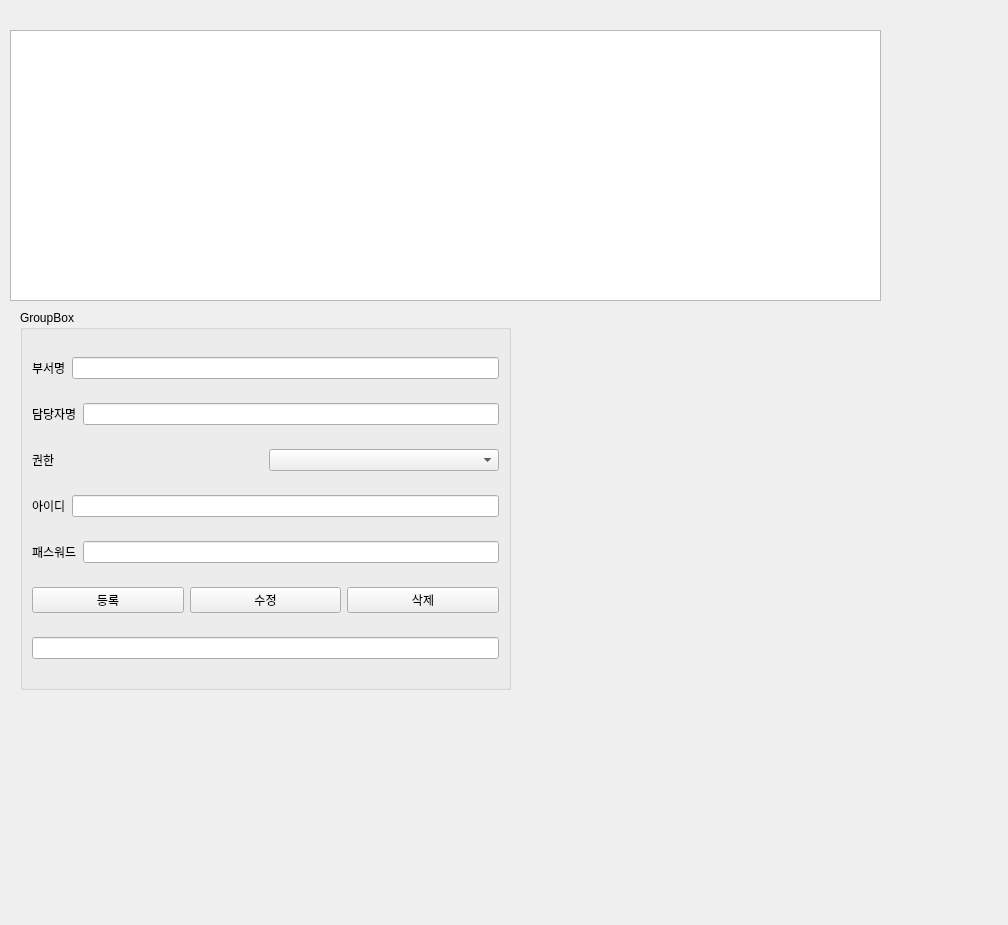
Old version of the form client/main/dept.ui in the repository sharpscar/ok_corp.
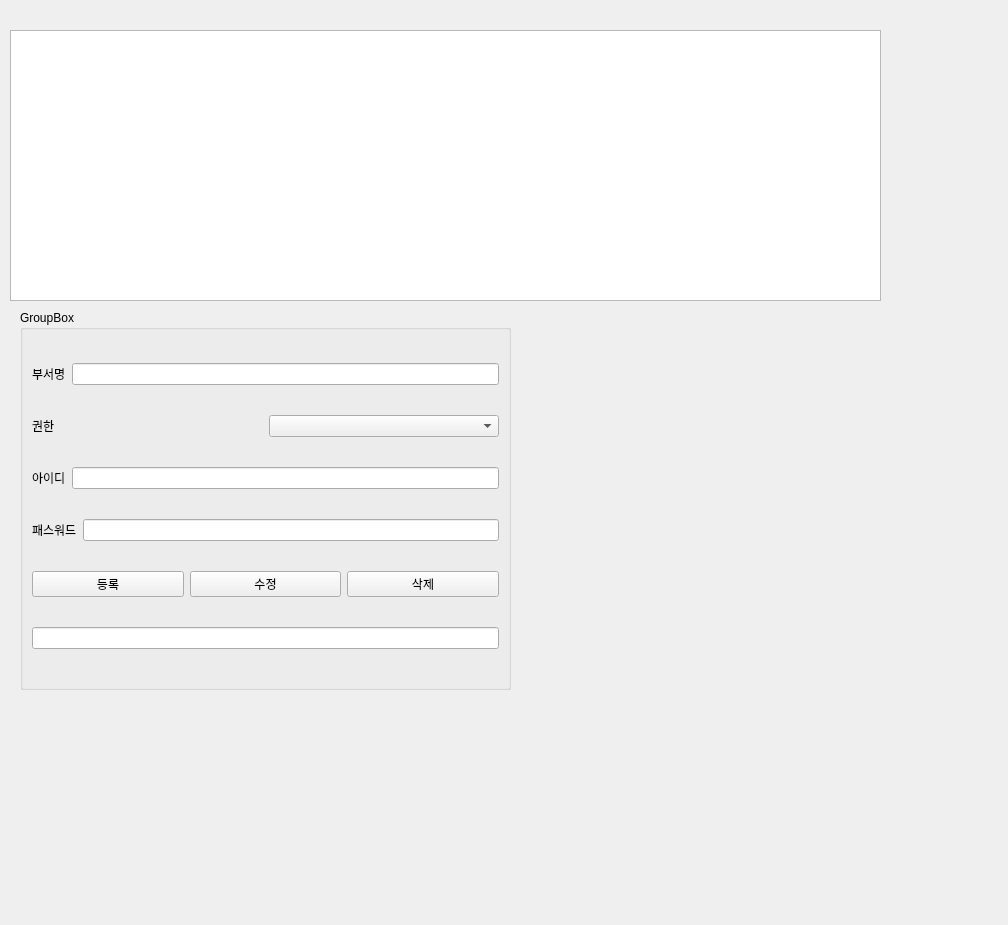
New version of the form.

The edit to the form file:
```diff
--- a/client/main/dept.ui
+++ b/client/main/dept.ui
@@ -69,20 +69,6 @@
         </item>
        </layout>
       </item>
-      <item>
-       <layout class="QHBoxLayout" name="horizontalLayout">
-        <item>
-         <widget class="QLabel" name="label_4">
-          <property name="text">
-           <string>담당자명</string>
-          </property>
-         </widget>
-        </item>
-        <item>
-         <widget class="QLineEdit" name="manName_le"/>
-        </item>
-       </layout>
-      </item>
       <item>
        <layout class="QHBoxLayout" name="horizontalLayout_3">
         <item>
```
